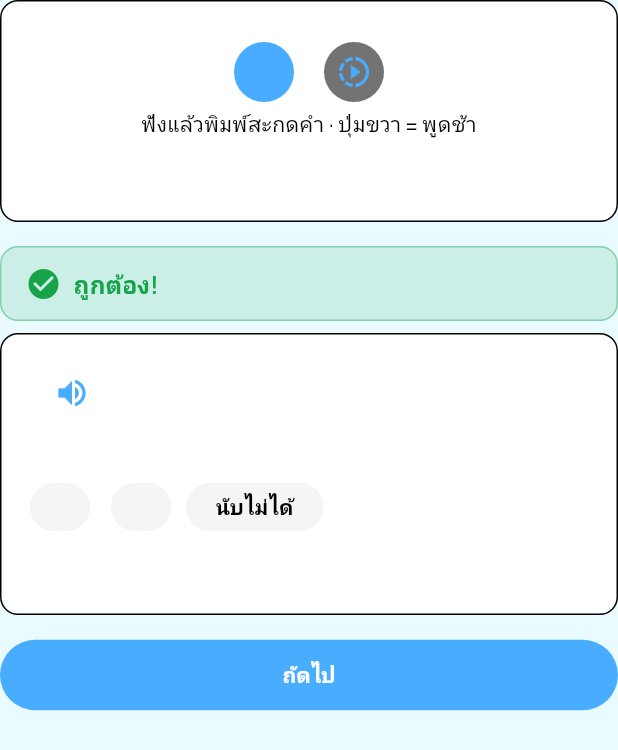
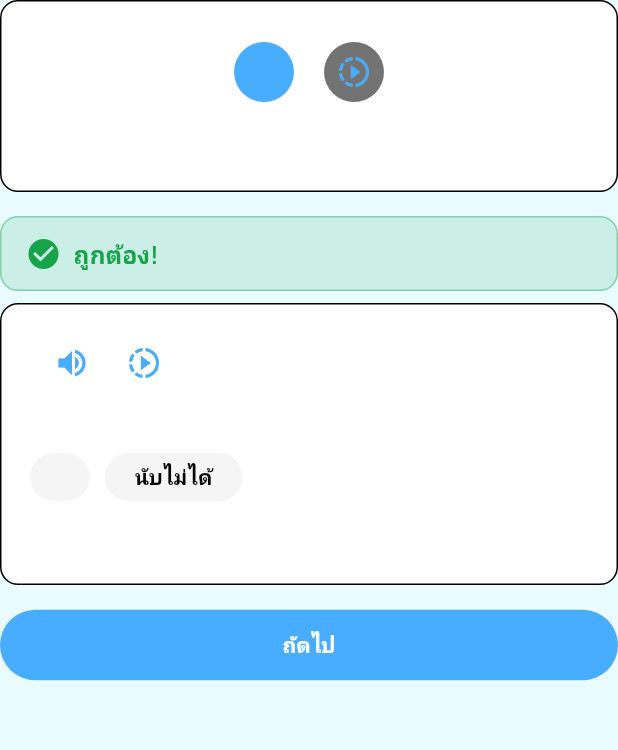
Before and after one commit to pimdejvani/Esh_Learner, a Flutter app: the DictationGame widget shown alone on an empty page, opened directly with empty values, after a tap on "ตอบ", on a phone screen of 412 x 824 dp. Shown: the top 750 px of the screen. Run offline on Flutter 3.47's test engine with Material 3 defaults, Android fonts, the phone set to English and light mode, and no system bars; our stand-ins replace flutter_tts, google_fonts, sqflite, sqflite_common_ffi; accounts and stored records are empty.

Commit message:
Feedback batch 1/N: slower TTS + slow buttons everywhere, remove CEFR tag, wrong-answer cross, credits pinned bottom
- new SpeakButtons widget (normal + slow) used in word result card, word detail, flashcard, word association, dictionary, cloze; slow rate 0.22 -> 0.15
- remove CEFR difficulty chip from result card, word detail senses, dictionary rows (item 2)
- Word Association result chips get explicit check/cross icons (item 8)
- Dictation faint instruction caption removed (item 11)
- Progress page: Credits pinned to the bottom edge above the nav bar (item 4)
- tests 124/124, analyze clean

Co-Authored-By: Claude Opus 4.8 <noreply@anthropic.com>

```diff
--- a/vocab_app/lib/data/tts_service.dart
+++ b/vocab_app/lib/data/tts_service.dart
@@ -11,7 +11,9 @@ class TtsService {
   }
 
   static const _normalRate = 0.45;
-  static const _slowRate = 0.22;
+  // Slow replay. Lowered 0.22 -> 0.15 (user 2026-07-24: the slow speech
+  // was still too fast) so each phoneme is clearly separated.
+  static const _slowRate = 0.15;
 
   final FlutterTts _tts;
 
--- a/vocab_app/lib/games/dictation.dart
+++ b/vocab_app/lib/games/dictation.dart
@@ -175,8 +175,9 @@ class _DictationGameState extends State<DictationGame> {
                     ),
                   ],
                 ),
-                Text('ฟังแล้วพิมพ์สะกดคำ · ปุ่มขวา = พูดช้า',
-                    style: Theme.of(context).textTheme.bodyMedium),
+                // Faint instruction caption removed (user 2026-07-24) — the
+                // "!" info affordance carries hints elsewhere; the two audio
+                // buttons are self-explanatory.
                 const SizedBox(height: 8),
                 Text(sense.meaningTh, style: Theme.of(context).textTheme.titleMedium),
                 AnimatedSwitcher(
--- a/vocab_app/lib/games/flashcard_swipe.dart
+++ b/vocab_app/lib/games/flashcard_swipe.dart
@@ -27,6 +27,7 @@ import 'package:vocab_app/models/srs_state.dart';
 import 'package:vocab_app/models/word.dart';
 import 'package:vocab_app/screens/word_detail_page.dart';
 import 'package:vocab_app/theme/app_theme.dart';
+import 'package:vocab_app/widgets/speak_buttons.dart';
 import 'package:vocab_app/widgets/word_result_card.dart';
 
 class FlashcardSwipeGame extends StatefulWidget {
@@ -177,10 +178,7 @@ class _FlashcardSwipeGameState extends State<FlashcardSwipeGame>
                     children: [
                       Text(_promptText, style: Theme.of(context).textTheme.headlineMedium),
                       if (widget.direction == Direction.enTh)
-                        IconButton(
-                          icon: const Icon(Icons.volume_up),
-                          onPressed: () => widget.tts.speak(widget.bundle.word.headword),
-                        ),
+                        SpeakButtons(tts: widget.tts, text: widget.bundle.word.headword),
                       const SizedBox(height: 8),
                       Text(
                         'แตะการ์ดเพื่อดูคำตอบ',
--- /dev/null
+++ b/vocab_app/lib/widgets/speak_buttons.dart
@@ -0,0 +1,62 @@
+/// Paired normal + slow pronunciation buttons. Shown together everywhere a
+/// word or sentence can be heard — user request 2026-07-24: every listen
+/// button always has a "speak slowly" companion.
+library;
+
+import 'package:flutter/material.dart';
+
+import 'package:vocab_app/data/tts_service.dart';
+
+class SpeakButtons extends StatelessWidget {
+  const SpeakButtons({
+    super.key,
+    required this.tts,
+    required this.text,
+    this.filled = false,
+    this.size,
+  });
+
+  final TtsService tts;
+  final String text;
+
+  /// Filled/tonal button styling (used on the prominent game cards);
+  /// plain icon buttons elsewhere (headers, list rows).
+  final bool filled;
+  final double? size;
+
+  @override
+  Widget build(BuildContext context) {
+    return Row(
+      mainAxisSize: MainAxisSize.min,
+      children: [
+        _btn(
+          icon: Icons.volume_up,
+          tooltip: 'Listen',
+          onPressed: () => tts.speak(text),
+          tonal: false,
+        ),
+        _btn(
+          icon: Icons.slow_motion_video,
+          tooltip: 'Listen slowly',
+          onPressed: () => tts.speakSlow(text),
+          tonal: true,
+        ),
+      ],
+    );
+  }
+
+  Widget _btn({
+    required IconData icon,
+    required String tooltip,
+    required VoidCallback onPressed,
+    required bool tonal,
+  }) {
+    final child = Icon(icon, size: size);
+    if (!filled) {
+      return IconButton(icon: child, tooltip: tooltip, onPressed: onPressed);
+    }
+    return tonal
+        ? IconButton.filledTonal(icon: child, tooltip: tooltip, onPressed: onPressed)
+        : IconButton.filled(icon: child, tooltip: tooltip, onPressed: onPressed);
+  }
+}
--- a/vocab_app/lib/widgets/word_result_card.dart
+++ b/vocab_app/lib/widgets/word_result_card.dart
@@ -12,6 +12,7 @@ import 'package:flutter/material.dart';
 
 import 'package:vocab_app/data/tts_service.dart';
 import 'package:vocab_app/models/word.dart';
+import 'package:vocab_app/widgets/speak_buttons.dart';
 
 class WordResultCard extends StatelessWidget {
   const WordResultCard({
@@ -62,18 +63,16 @@ class WordResultCard extends StatelessWidget {
                   style: Theme.of(context).textTheme.headlineSmall,
                 ),
                 const SizedBox(width: 8),
-                IconButton(
-                  icon: const Icon(Icons.volume_up),
-                  onPressed: () => tts.speak(word.headword),
-                ),
+                SpeakButtons(tts: tts, text: word.headword),
               ],
             ),
             _StressedReading(reading: word.thaiReading, stress: word.stressIndex),
             const SizedBox(height: 8),
+            // CEFR difficulty tag removed (user 2026-07-24: "เอา tag ความยาก
+            // ระดับภาษาออก"); POS / countability kept.
             Wrap(
               spacing: 6,
               children: [
-                Chip(label: Text(word.cefr)),
                 Chip(label: Text(sense.pos.toUpperCase())),
                 if (sense.countable == 1) const Chip(label: Text('นับได้')),
                 if (sense.countable == 0) const Chip(label: Text('นับไม่ได้')),
```
Also changed, not shown: vocab_app/lib/games/cloze.dart (+17 -6 lines), vocab_app/lib/games/word_association.dart (+12 -4 lines), vocab_app/lib/screens/dictionary_page.dart (+6 -22 lines), vocab_app/lib/screens/progress_page.dart (+14 -3 lines), vocab_app/lib/screens/word_detail_page.dart (+4 -10 lines).
